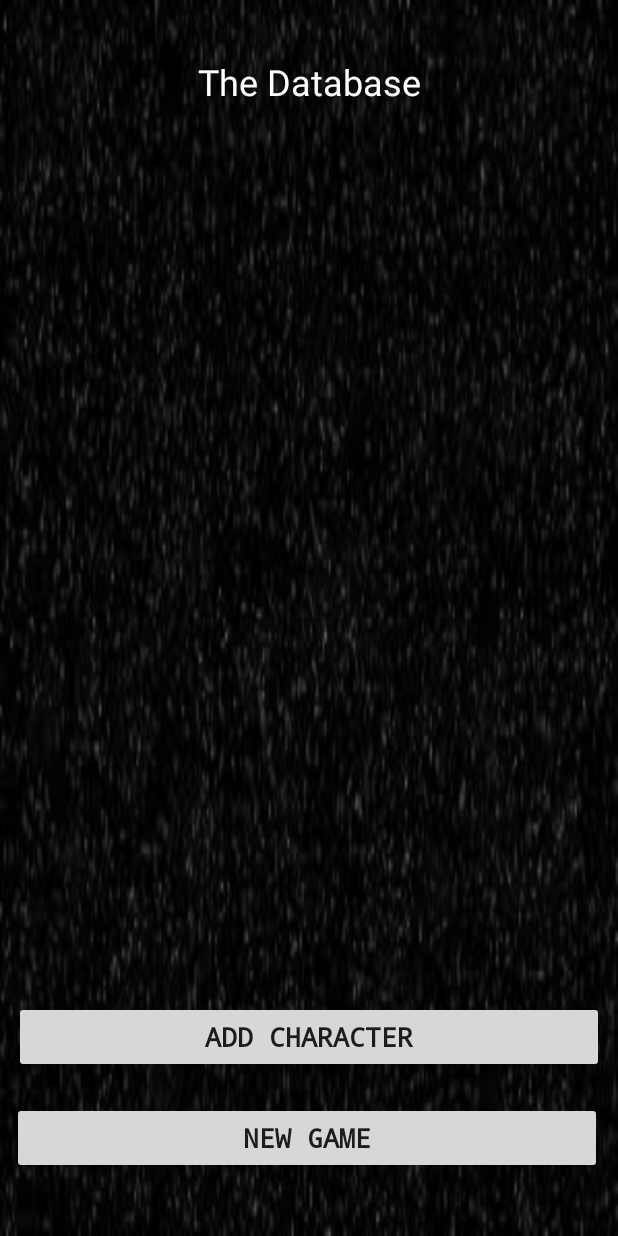
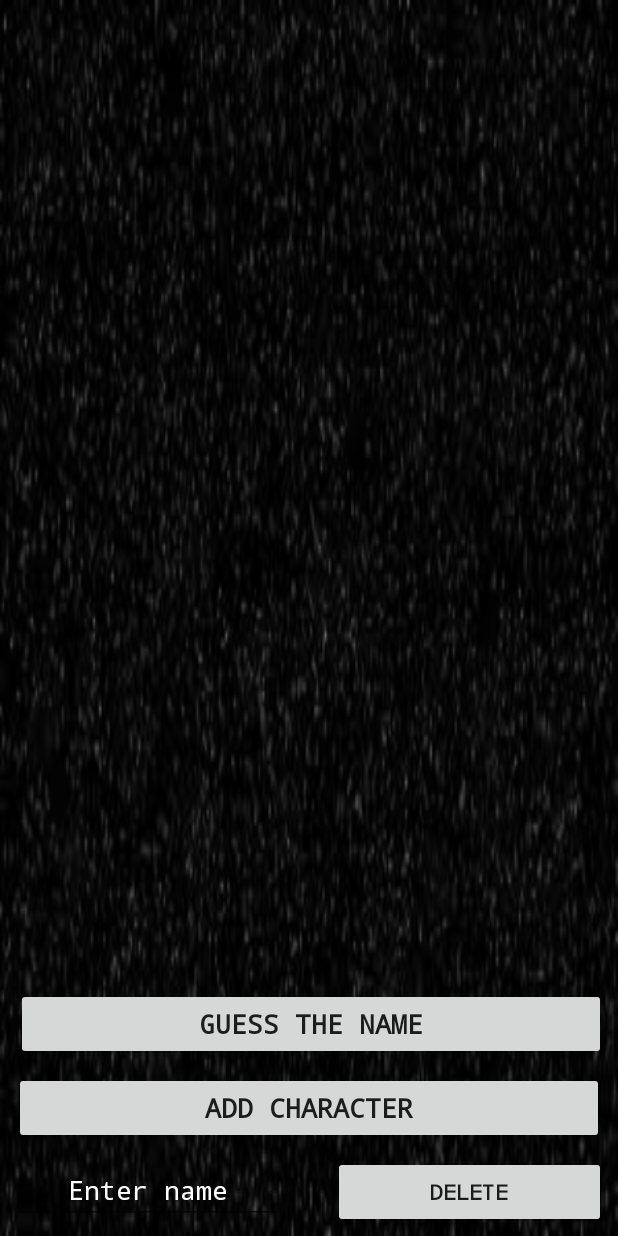
Before and after one commit to 181210/DAT153, an Android app: the layout activity_main.xml on its own in the app's theme, with its tools: preview values and no code run, on a phone screen of 412 x 824 dp. Run offline under Robolectric (Android 15) with nearby library versions, the phone set to English and light mode, and no system bars.

Commit message:
Fixed add char

```diff
--- a/NameQuiz/app/src/main/java/dat153/no/hvl/namequiz/data/PersonListAdapter.kt
+++ b/NameQuiz/app/src/main/java/dat153/no/hvl/namequiz/data/PersonListAdapter.kt
@@ -1,12 +1,14 @@
 package dat153.no.hvl.namequiz.data
 
 import android.content.Context
+import android.net.Uri
 import dat153.no.hvl.namequiz.model.Person
 import android.support.v7.widget.RecyclerView
 import android.view.LayoutInflater
 import android.view.View
 import android.view.ViewGroup
 import android.widget.ImageView
+import android.widget.PopupMenu
 import android.widget.TextView
 import android.widget.Toast
 import dat153.no.hvl.namequiz.R
@@ -38,12 +40,15 @@ class PersonListAdapter(private val list: ArrayList<Person>,
             var name: TextView = itemView.findViewById(R.id.name_card) as TextView
             var img: ImageView = itemView.findViewById(R.id.img_card) as ImageView
 
+
             name.text = person.name
             img.setImageResource(person.img!!)
 
             itemView.setOnClickListener {
                 Toast.makeText(context,"Name: ${name.text}", Toast.LENGTH_LONG ).show()
             }
+
+
         }
 
     }
--- a/NameQuiz/app/src/main/java/dat153/no/hvl/namequiz/model/Person.kt
+++ b/NameQuiz/app/src/main/java/dat153/no/hvl/namequiz/model/Person.kt
@@ -1,6 +1,9 @@
 package dat153.no.hvl.namequiz.model
+
+import android.net.Uri
 
 class Person{
     var name: String? = null
     var img: Int? = null
+    var pic: Uri? = null
 }
--- a/NameQuiz/app/src/main/res/layout/activity_main.xml
+++ b/NameQuiz/app/src/main/res/layout/activity_main.xml
@@ -11,43 +11,73 @@
             android:text="@string/btn_add_card"
             android:layout_width="393dp"
             android:layout_height="wrap_content"
-            android:id="@+id/btn_add_card" android:layout_marginTop="120dp"
-            app:layout_constraintTop_toTopOf="parent"
+            android:id="@+id/btn_add_card"
             app:layout_constraintStart_toStartOf="parent"
             android:layout_marginStart="8dp"
             android:layout_marginEnd="8dp"
             app:layout_constraintEnd_toEndOf="parent" android:textAlignment="center" android:textStyle="bold"
-            android:fontFamily="monospace" android:textSize="18sp" android:layout_marginBottom="8dp"
-            app:layout_constraintBottom_toBottomOf="parent" app:layout_constraintVertical_bias="0.845"/>
+            android:fontFamily="monospace" android:textSize="18sp"
+            android:layout_marginBottom="8dp" app:layout_constraintBottom_toTopOf="@+id/txt_del"/>
     <Button
             android:text="@string/btn_menu_newgame"
             android:layout_width="393dp"
             android:layout_height="wrap_content"
-            android:id="@+id/btn_newgame_main" android:layout_marginTop="120dp"
-            app:layout_constraintTop_toTopOf="parent"
+            android:id="@+id/btn_newgame_main"
             app:layout_constraintStart_toStartOf="parent"
             android:layout_marginStart="8dp"
             android:layout_marginEnd="8dp"
             app:layout_constraintEnd_toEndOf="parent" android:textAlignment="center" android:textStyle="bold"
-            android:fontFamily="monospace" android:textSize="18sp" android:layout_marginBottom="8dp"
-            app:layout_constraintBottom_toBottomOf="parent" app:layout_constraintVertical_bias="0.949"
-            app:layout_constraintHorizontal_bias="0.0"/>
+            android:fontFamily="monospace" android:textSize="18sp"
+            app:layout_constraintHorizontal_bias="1.0" android:layout_marginBottom="8dp"
+            app:layout_constraintBottom_toTopOf="@+id/btn_add_card"/>
     <android.support.v7.widget.RecyclerView
             android:id="@+id/recyclerView"
             android:layout_width="365dp"
             android:layout_height="338dp"
             app:layout_constraintStart_toStartOf="parent"
-            android:layout_marginTop="108dp" app:layout_constraintTop_toTopOf="parent"
-            android:layout_marginStart="8dp" app:layout_constraintEnd_toEndOf="parent" android:layout_marginEnd="8dp"
-            app:layout_constraintHorizontal_bias="1.0"/>
+            android:layout_marginStart="8dp" app:layout_constraintEnd_toEndOf="parent"
+            android:layout_marginTop="8dp"
+            app:layout_constraintTop_toTopOf="parent" app:layout_constraintHorizontal_bias="1.0"
+    />
     <TextView
-            android:text="@string/Headline_Card"
             android:layout_width="wrap_content"
             android:layout_height="wrap_content"
-            android:id="@+id/textView"
-            android:textColor="@color/cardview_light_background" android:layout_marginTop="8dp"
-            app:layout_constraintTop_toTopOf="parent" android:layout_marginEnd="8dp"
-            app:layout_constraintEnd_toEndOf="parent" android:layout_marginStart="8dp"
-            app:layout_constraintStart_toStartOf="parent" android:layout_marginBottom="8dp"
-            app:layout_constraintBottom_toTopOf="@+id/recyclerView" android:textSize="24sp"/>
+            android:id="@+id/txt_score" android:textSize="14sp"
+            android:textColor="@color/cardview_light_background"
+            app:layout_constraintStart_toStartOf="parent"
+            android:layout_marginStart="16dp" android:layout_marginTop="8dp"
+            app:layout_constraintTop_toBottomOf="@+id/recyclerView"
+            android:layout_marginBottom="8dp" app:layout_constraintBottom_toTopOf="@+id/btn_newgame_main"
+            app:layout_constraintVertical_bias="0.502"/>
+    <TextView
+            android:layout_width="wrap_content"
+            android:layout_height="wrap_content"
+            android:id="@+id/txt_score_comment" app:layout_constraintStart_toEndOf="@+id/txt_score"
+            android:layout_marginStart="36dp"
+            android:layout_marginTop="8dp"
+            app:layout_constraintTop_toBottomOf="@+id/recyclerView"
+            android:textColor="@color/cardview_light_background"
+            android:layout_marginBottom="8dp" app:layout_constraintBottom_toTopOf="@+id/btn_newgame_main"
+            app:layout_constraintVertical_bias="0.502" android:layout_marginEnd="8dp"
+            app:layout_constraintEnd_toEndOf="parent"/>
+    <EditText
+            android:layout_width="182dp"
+            android:layout_height="wrap_content"
+            android:inputType="textPersonName"
+            android:ems="10"
+            android:id="@+id/txt_del" android:layout_marginBottom="8dp"
+            app:layout_constraintBottom_toBottomOf="parent"
+            app:layout_constraintStart_toStartOf="parent"
+            android:layout_marginStart="8dp" android:fontFamily="monospace"
+            android:textColor="@color/cardview_light_background" android:hint="@string/deleteChar"
+            android:textColorHint="@color/cardview_light_background" android:textAlignment="center"/>
+    <Button
+            android:text="@string/btn_del_char"
+            android:layout_width="182dp"
+            android:layout_height="wrap_content"
+            android:id="@+id/btn_del_char" android:layout_marginTop="8dp"
+            app:layout_constraintTop_toBottomOf="@+id/btn_add_card" app:layout_constraintEnd_toEndOf="parent"
+            android:layout_marginEnd="8dp" app:layout_constraintStart_toEndOf="@+id/txt_del"
+            android:layout_marginStart="8dp" android:fontFamily="monospace" android:textStyle="bold"
+            app:layout_constraintHorizontal_bias="1.0"/>
 </android.support.constraint.ConstraintLayout>
--- a/NameQuiz/app/src/main/res/values/strings.xml
+++ b/NameQuiz/app/src/main/res/values/strings.xml
@@ -1,14 +1,16 @@
 <resources>
     <string name="app_name">NameQuiz</string>
     <string name="loading_splash">Loading...</string>
-    <string name="btn_menu_newgame">New Game</string>
+    <string name="btn_menu_newgame">Guess the name</string>
     <string name="btn_menu_database">Database</string>
     <string name="name_card">PlaceHolder Name</string>
     <string name="Headline_Card">The Database</string>
     <string name="btn_add_card">Add Character</string>
     <string name="enter_name_hint">Enter the characters name..</string>
     <string name="btn_img_select">Add an image from gallery</string>
-    <string name="goBackButton">Return</string>
+    <string name="goBackButton">Add</string>
     <string name="txt_descr_game">Choose Wisely</string>
     <string name="btn_game_return">Enter</string>
+    <string name="deleteChar">Enter name</string>
+    <string name="btn_del_char">Delete</string>
 </resources>
```
Also changed, not shown: NameQuiz/app/src/main/java/dat153/no/hvl/namequiz/GameActivity.kt (+17 -0 lines), NameQuiz/app/src/main/java/dat153/no/hvl/namequiz/MainActivity.kt (+75 -10 lines), NameQuiz/app/src/main/java/dat153/no/hvl/namequiz/ui/CharacterActivity.kt (+58 -9 lines), NameQuiz/app/src/main/res/layout/activity_game.xml (+9 -6 lines).
